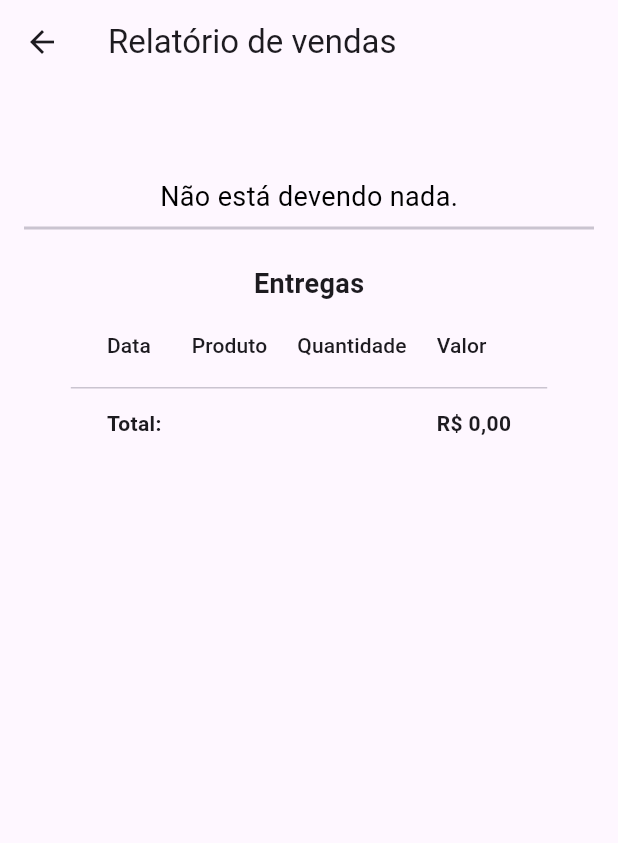
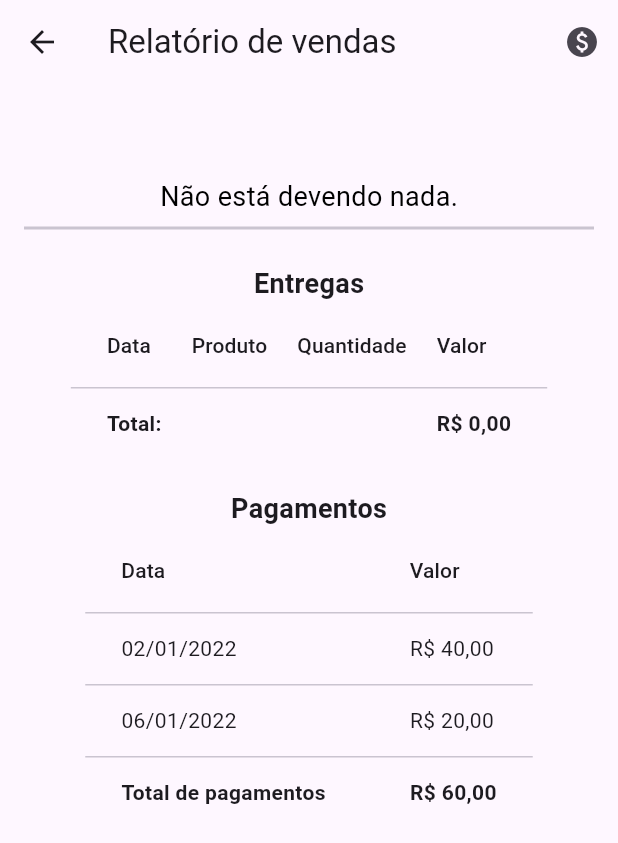
Before and after one commit to leobaiano/tbcontrol, a Flutter app: the SellerReportPage screen opened directly with empty values, on a phone screen of 412 x 824 dp. Shown: the top 843 px of the screen. Run offline on Flutter 3.47's test engine with Material 3 defaults, Android fonts, the phone set to English and light mode, and no system bars; our stand-ins replace fluttertoast; missing offline and left inert: mongo_dart.

Commit message:
feat:a seller report

```diff
--- a/lib/seller_report_page.dart
+++ b/lib/seller_report_page.dart
@@ -17,7 +17,6 @@ class SellerReportPage extends StatelessWidget {
   }
 
   Future<List<Map<String, dynamic>>> _initializeData() async {
-    print(await _getTransactions(sellerData['_id']));
     return await _getTransactions(sellerData['_id']);
   }
 
@@ -74,6 +73,14 @@ class SellerReportPage extends StatelessWidget {
           return Scaffold(
             appBar: AppBar(
               title: const Text('Relatório de vendas'),
+              actions: [
+                IconButton(
+                  icon: const Icon(Icons.paid),
+                  onPressed: () {
+                    // _addPayment(context);
+                  },
+                ),
+              ],
             ),
             body: Padding(
               padding: const EdgeInsets.all(16.0),
@@ -103,6 +110,15 @@ class SellerReportPage extends StatelessWidget {
                     ),
                   ),
                   _buildDataTable(snapshot.data!),
+                  const SizedBox(height: 20),
+                  const Text(
+                    'Pagamentos',
+                    style: TextStyle(
+                      fontWeight: FontWeight.bold,
+                      fontSize: 18,
+                    ),
+                  ),
+                  _buildPaymentList(payments),
                 ],
               ),
             ),
@@ -253,4 +269,74 @@ class SellerReportPage extends StatelessWidget {
       return '-';
     }
   }
+
+  Widget _buildPaymentList(List<Map<String, dynamic>> payments) {
+    // Adiciona um elemento extra representando o total
+    List<Map<String, dynamic>> paymentsWithTotal = List.from(payments);
+
+    // Calcula o total
+    double total = payments.fold(0, (sum, payment) => sum + payment['value']);
+
+    // Adiciona o elemento do total à lista
+    paymentsWithTotal.add({'total': total});
+
+    return DataTable(
+      // columnSpacing: 30,
+      columns: const [
+        DataColumn(
+          label: SizedBox(
+            child: Text('Data'),
+          ),
+        ),
+        DataColumn(
+          label: SizedBox(
+            child: Text('Valor'),
+          ),
+        ),
+      ],
+      rows: paymentsWithTotal.map((entry) {
+        // Verifica se é o elemento do total
+        if (entry.containsKey('total')) {
+          return DataRow(
+            cells: [
+              DataCell(_buildCellTextPayments('Total de pagamentos',
+                  fontWeight: FontWeight.bold)),
+              DataCell(_buildCellTextPayments(
+                NumberFormat.currency(locale: 'pt_BR', symbol: 'R\$')
+                    .format(entry['total']),
+                fontWeight: FontWeight.bold,
+              )),
+            ],
+          );
+        } else {
+          // Elemento normal da lista de pagamentos
+          return DataRow(
+            cells: [
+              DataCell(_buildCellTextPayments(
+                DateFormat("dd/MM/yyyy").format(DateTime.parse(entry['date'])),
+                fontWeight: FontWeight.normal, // removido o negrito
+              )),
+              DataCell(_buildCellTextPayments(
+                NumberFormat.currency(locale: 'pt_BR', symbol: 'R\$')
+                    .format(entry['value']),
+                fontWeight: FontWeight.normal, // removido o negrito
+              )),
+            ],
+          );
+        }
+      }).toList(),
+    );
+  }
+
+  Widget _buildCellTextPayments(String text, {FontWeight? fontWeight}) {
+    return SizedBox(
+      width: double.infinity,
+      child: Text(
+        text,
+        maxLines: 1,
+        overflow: TextOverflow.ellipsis,
+        style: TextStyle(fontWeight: fontWeight ?? FontWeight.normal),
+      ),
+    );
+  }
 }
```
